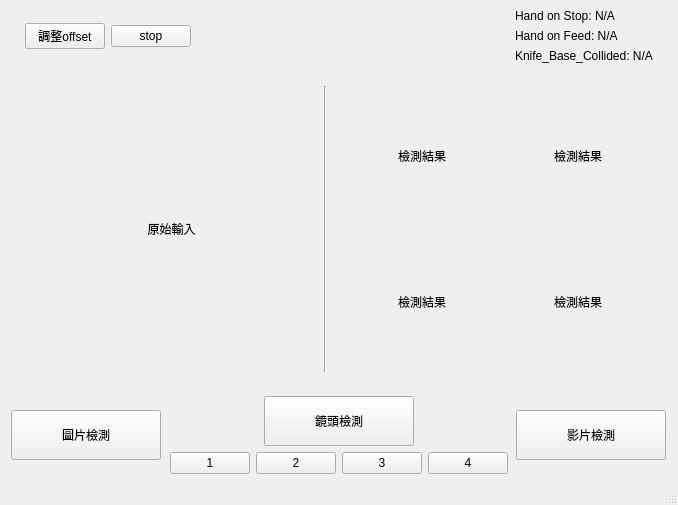
wade00754/pmc-5axis-yolo, file pmc_5axis_yolo/ui/main_window.ui: the form before one commit.
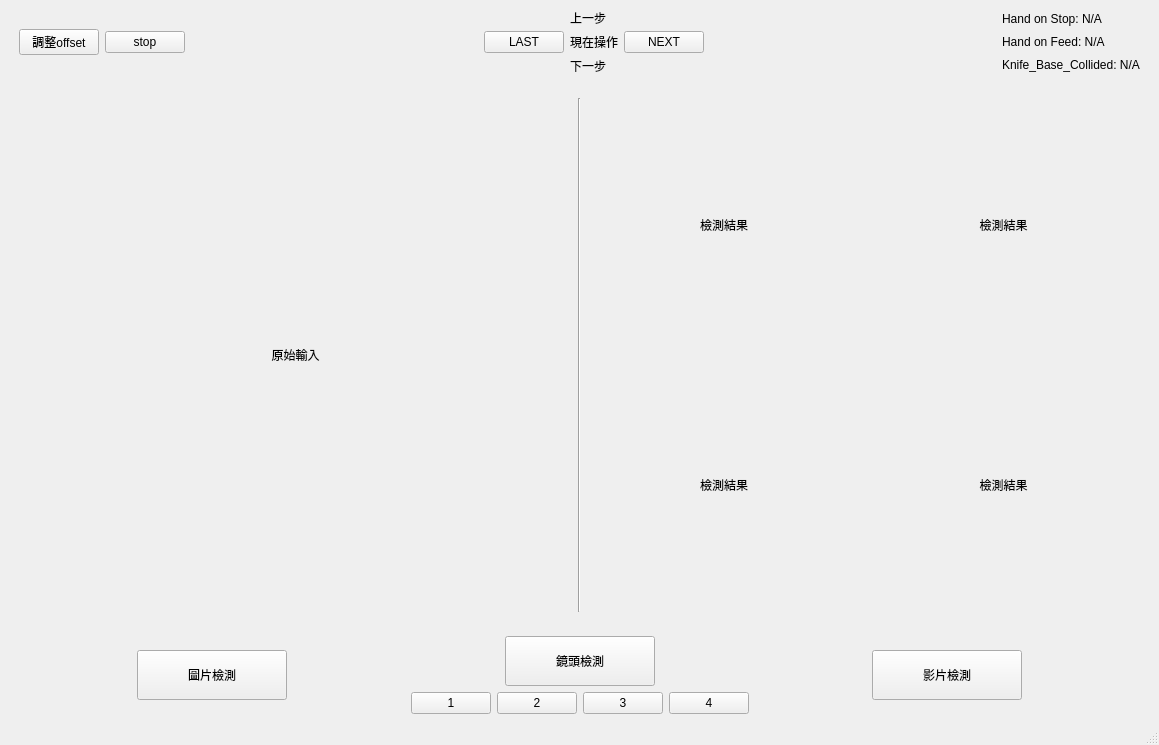
The form after the commit.

```diff
--- a/pmc_5axis_yolo/ui/main_window.ui
+++ b/pmc_5axis_yolo/ui/main_window.ui
@@ -6,8 +6,8 @@
    <rect>
     <x>0</x>
     <y>0</y>
-    <width>678</width>
-    <height>505</height>
+    <width>1159</width>
+    <height>745</height>
    </rect>
   </property>
   <property name="windowTitle">
@@ -15,8 +15,10 @@
   </property>
   <widget class="QWidget" name="centralwidget">
    <layout class="QGridLayout" name="gridLayout_2">
-    <item row="0" column="1" colspan="3">
-     <layout class="QHBoxLayout" name="horizontalLayout_4">
+    <item row="0" column="1" rowspan="2">
+     <layout class="QVBoxLayout" name="verticalLayout_4">
+      <item>
+       <layout class="QHBoxLayout" name="horizontalLayout_2">
       <item>
        <layout class="QHBoxLayout" name="horizontalLayout">
         <item>
@@ -54,7 +56,59 @@
         </property>
         <property name="sizeHint" stdset="0">
          <size>
-          <width>444</width>
+            <width>88</width>
+            <height>20</height>
+           </size>
+          </property>
+         </spacer>
+        </item>
+        <item>
+         <widget class="QPushButton" name="button_step_last">
+          <property name="text">
+           <string>LAST</string>
+          </property>
+         </widget>
+        </item>
+        <item>
+         <layout class="QVBoxLayout" name="verticalLayout_3">
+          <item>
+           <widget class="QLabel" name="label_step_last">
+            <property name="text">
+             <string>上一步</string>
+            </property>
+           </widget>
+          </item>
+          <item>
+           <widget class="QLabel" name="label_step_now">
+            <property name="text">
+             <string>現在操作</string>
+            </property>
+           </widget>
+          </item>
+          <item>
+           <widget class="QLabel" name="label_step_next">
+            <property name="text">
+             <string>下一步</string>
+            </property>
+           </widget>
+          </item>
+         </layout>
+        </item>
+        <item>
+         <widget class="QPushButton" name="button_step_next">
+          <property name="text">
+           <string>NEXT</string>
+          </property>
+         </widget>
+        </item>
+        <item>
+         <spacer name="horizontalSpacer_8">
+          <property name="orientation">
+           <enum>Qt::Orientation::Horizontal</enum>
+          </property>
+          <property name="sizeHint" stdset="0">
+           <size>
+            <width>18</width>
           <height>20</height>
          </size>
         </property>
@@ -105,7 +159,7 @@
       </item>
      </layout>
     </item>
-    <item row="1" column="2">
+      <item>
      <spacer name="verticalSpacer">
       <property name="orientation">
        <enum>Qt::Orientation::Vertical</enum>
@@ -121,23 +175,9 @@
       </property>
      </spacer>
     </item>
-    <item row="2" column="0">
-     <spacer name="horizontalSpacer_6">
-      <property name="orientation">
-       <enum>Qt::Orientation::Horizontal</enum>
-      </property>
-      <property name="sizeType">
-       <enum>QSizePolicy::Policy::Fixed</enum>
-      </property>
-      <property name="sizeHint" stdset="0">
-       <size>
-        <width>10</width>
-        <height>20</height>
-       </size>
-      </property>
-     </spacer>
-    </item>
-    <item row="2" column="1">
+      <item>
+       <layout class="QHBoxLayout" name="horizontalLayout_4">
+        <item>
      <widget class="QLabel" name="input_media">
       <property name="sizePolicy">
        <sizepolicy hsizetype="Expanding" vsizetype="Expanding">
@@ -162,7 +202,7 @@
       </property>
      </widget>
     </item>
-    <item row="2" column="2">
+        <item>
      <widget class="Line" name="line">
       <property name="sizePolicy">
        <sizepolicy hsizetype="Fixed" vsizetype="Expanding">
@@ -181,7 +221,7 @@
       </property>
      </widget>
     </item>
-    <item row="2" column="3">
+        <item>
      <layout class="QGridLayout" name="gridLayout">
       <item row="0" column="0">
        <widget class="QLabel" name="output_media">
@@ -285,23 +325,9 @@
       </item>
      </layout>
     </item>
-    <item row="2" column="4">
-     <spacer name="horizontalSpacer_7">
-      <property name="orientation">
-       <enum>Qt::Orientation::Horizontal</enum>
-      </property>
-      <property name="sizeType">
-       <enum>QSizePolicy::Policy::Fixed</enum>
-      </property>
-      <property name="sizeHint" stdset="0">
-       <size>
-        <width>10</width>
-        <height>20</height>
-       </size>
-      </property>
-     </spacer>
-    </item>
-    <item row="3" column="2">
+       </layout>
+      </item>
+      <item>
      <spacer name="verticalSpacer_2">
       <property name="orientation">
        <enum>Qt::Orientation::Vertical</enum>
@@ -317,7 +343,7 @@
       </property>
      </spacer>
     </item>
-    <item row="4" column="0" colspan="5">
+      <item>
      <layout class="QHBoxLayout" name="horizontalLayout_5">
       <item>
        <spacer name="horizontalSpacer_5">
@@ -465,6 +491,40 @@
        </spacer>
       </item>
      </layout>
+      </item>
+     </layout>
+    </item>
+    <item row="0" column="2">
+     <spacer name="horizontalSpacer_7">
+      <property name="orientation">
+       <enum>Qt::Orientation::Horizontal</enum>
+      </property>
+      <property name="sizeType">
+       <enum>QSizePolicy::Policy::Fixed</enum>
+      </property>
+      <property name="sizeHint" stdset="0">
+       <size>
+        <width>10</width>
+        <height>20</height>
+       </size>
+      </property>
+     </spacer>
+    </item>
+    <item row="1" column="0">
+     <spacer name="horizontalSpacer_6">
+      <property name="orientation">
+       <enum>Qt::Orientation::Horizontal</enum>
+      </property>
+      <property name="sizeType">
+       <enum>QSizePolicy::Policy::Fixed</enum>
+      </property>
+      <property name="sizeHint" stdset="0">
+       <size>
+        <width>10</width>
+        <height>20</height>
+       </size>
+      </property>
+     </spacer>
     </item>
    </layout>
   </widget>
```
Lines whose indentation alone changed are shown as unchanged.
